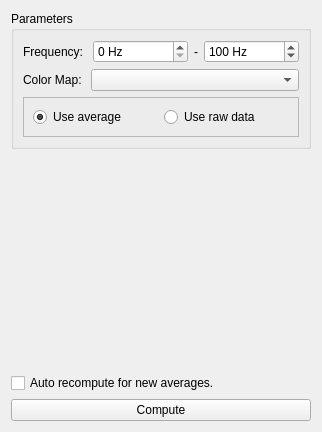
Qt form libraries/disp/viewers/formfiles/timefrequencysettingsview.ui (mne-tools/mne-cpp) before a commit.
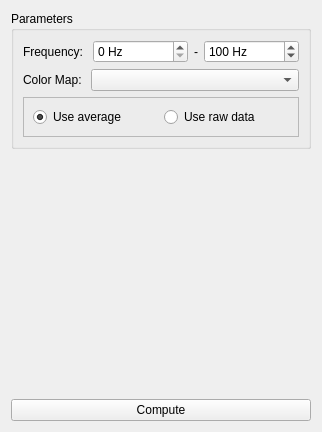
The same form after that commit.

The edit to the form file:
```diff
--- a/libraries/disp/viewers/formfiles/timefrequencysettingsview.ui
+++ b/libraries/disp/viewers/formfiles/timefrequencysettingsview.ui
@@ -175,13 +175,6 @@
      </property>
     </spacer>
    </item>
-   <item>
-    <widget class="QCheckBox" name="checkBox_auto">
-     <property name="text">
-      <string>Auto recompute for new averages.</string>
-     </property>
-    </widget>
-   </item>
    <item>
     <widget class="QPushButton" name="pushButton_ciompute">
      <property name="text">
```
